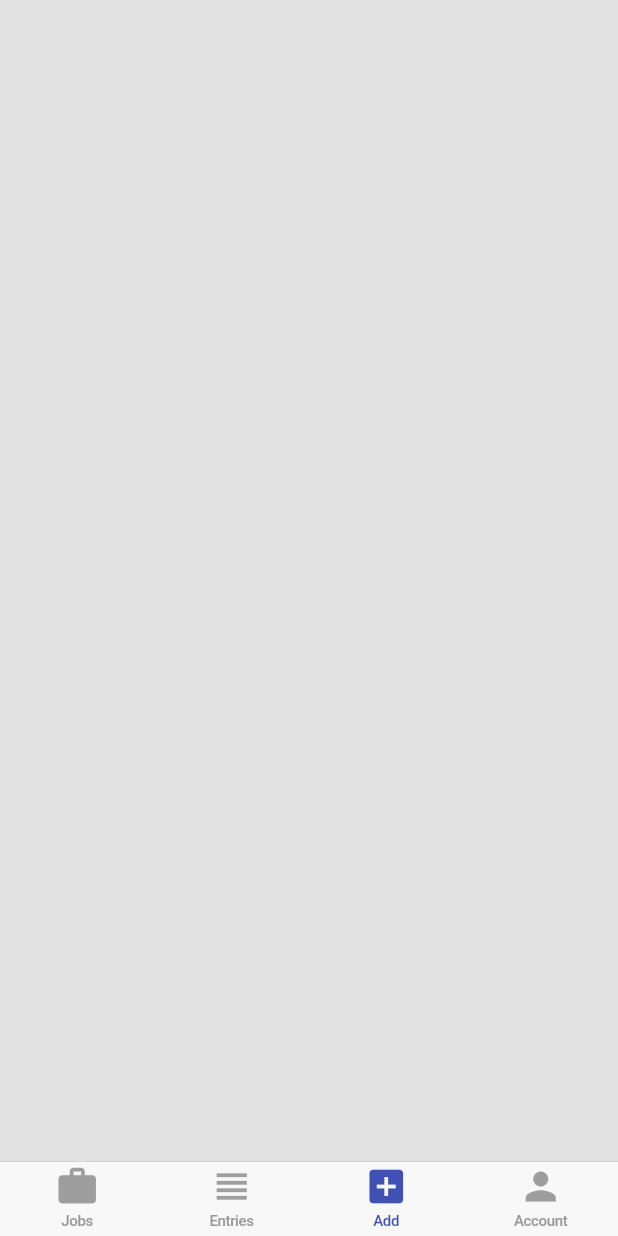
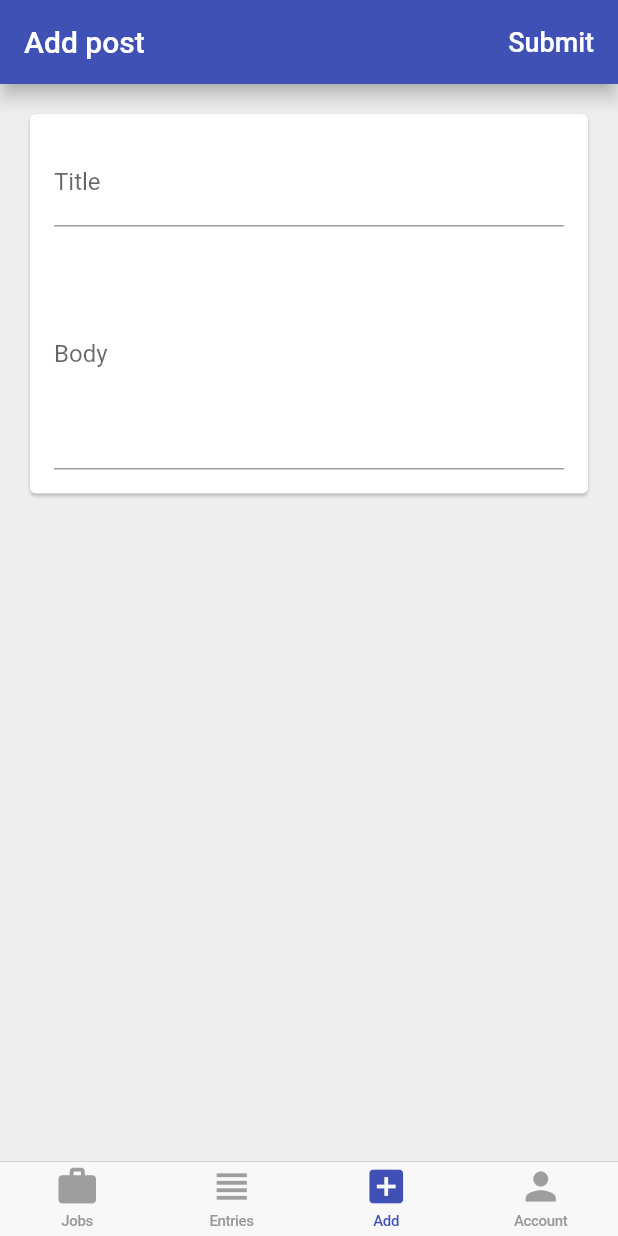
Before and after one commit to dev-tatsuya/SimpleSns, a Flutter app: the screen it shows once a user with an empty profile is signed in, item 3 of the bottom bar chosen, on a phone screen of 412 x 824 dp. Run offline on Flutter 3.47's test engine with Material 2 defaults, Android fonts, the phone set to English and light mode, and no system bars; our stand-ins replace cloud_firestore, firebase_auth; accounts and stored records are empty.

Commit message:
postの追加を実装

```diff
--- /dev/null
+++ b/lib/app/main/add/add_page.dart
@@ -0,0 +1,104 @@
+import 'package:flutter/material.dart';
+import 'package:provider/provider.dart';
+import 'package:simple_sns/app/main/models/post.dart';
+import 'package:simple_sns/common_widgets/platform_alert_dialog.dart';
+import 'package:simple_sns/services/auth.dart';
+import 'package:simple_sns/services/database.dart';
+
+class AddPage extends StatefulWidget {
+
+  @override
+  _AddPageState createState() => _AddPageState();
+}
+
+class _AddPageState extends State<AddPage> {
+  final _formKey = GlobalKey<FormState>();
+
+  String _title;
+  String _body;
+
+  bool _validateAndSaveForm() {
+    final form = _formKey.currentState;
+    if (form.validate()) {
+      form.save();
+      return true;
+    }
+    return false;
+  }
+
+  Future<void> _submit(Database database) async {
+    if (_validateAndSaveForm()) {
+      final id = documentIdFromCurrentDate();
+      final post = Post(id: id, title: _title, body: _body);
+      await database.setPost(post);
+    } else {
+      PlatformAlertDialog(
+        title: 'Title or Body is null',
+        content: 'Please write something',
+        defaultActionText: 'OK',
+      ).show(context);
+    }
+  }
+
+  @override
+  Widget build(BuildContext context) {
+    final database = Provider.of<Database>(context);
+    return Scaffold(
+      appBar: AppBar(
+        elevation: 5,
+        title: Text("Add post"),
+        actions: <Widget>[
+          FlatButton(
+            child: Text("Submit", style: TextStyle(fontSize: 18, color: Colors.white),),
+            onPressed: () => _submit(database),
+          )
+        ],
+      ),
+      body: _buildContents(),
+      backgroundColor: Colors.grey[200],
+    );
+  }
+
+  Widget _buildContents() {
+    return SingleChildScrollView(
+      child: Padding(
+        padding: const EdgeInsets.all(16.0),
+        child: Card(
+          child: Padding(
+            padding: const EdgeInsets.all(16.0),
+            child: _buildForm(),
+          ),
+        ),
+      ),
+    );
+  }
+
+  Widget _buildForm() {
+    return Form(
+      key: _formKey,
+      child: Column(
+        crossAxisAlignment: CrossAxisAlignment.stretch,
+        children: _buildFormChildren(),
+      ),
+    );
+  }
+
+  List<Widget> _buildFormChildren() {
+    return [
+      TextFormField(
+        decoration: InputDecoration(labelText: 'Title'),
+        initialValue: _title,
+        validator: (value) => value.isNotEmpty ? null : 'Title can\'t be empty',
+        onSaved: (value) => _title = value,
+      ),
+      SizedBox(height: 8,),
+      TextFormField(
+        maxLines: 6,
+        decoration: InputDecoration(labelText: 'Body'),
+        initialValue: _body,
+        validator: (value) => value.isNotEmpty ? null : 'Body can\'t be empty',
+        onSaved: (value) => _body = value,
+      ),
+    ];
+  }
+}
--- a/lib/app/main/main_page.dart
+++ b/lib/app/main/main_page.dart
@@ -1,5 +1,6 @@
 import 'package:flutter/material.dart';
 import 'package:simple_sns/app/main/account/account_page.dart';
+import 'package:simple_sns/app/main/add/add_page.dart';
 import 'package:simple_sns/app/main/cupertino_main_scaffold.dart';
 import 'package:simple_sns/app/main/tab_item.dart';
 
@@ -21,7 +22,7 @@ class _MainPageState extends State<MainPage> {
     return {
       TabItem.jobs: (_) => Container(),
       TabItem.entries: (context) => Container(),
-      TabItem.add: (_) => Container(),
+      TabItem.add: (_) => AddPage(),
       TabItem.account: (_) => AccountPage(),
     };
   }
--- /dev/null
+++ b/lib/app/main/models/post.dart
@@ -0,0 +1,30 @@
+
+import 'package:flutter/foundation.dart';
+
+class Post {
+  Post({@required this.id, @required this.title, @required this.body});
+  final String id;
+  final String title;
+  final String body;
+
+  factory Post.fromMap(Map<String, dynamic> data, String documentId) {
+    if (data == null) {
+      return null;
+    }
+    final String title = data['title'];
+    final String body = data['body'];
+    return Post(
+        id: documentId,
+        title: title,
+        body: body
+    );
+  }
+
+  Map<String, dynamic> toMap() {
+    return {
+      'title': title,
+      'body': body,
+    };
+  }
+
+}
--- a/lib/services/api_path.dart
+++ b/lib/services/api_path.dart
@@ -8,4 +8,6 @@ class APIPath {
   static String entries(String uid) => 'users/$uid/entries';
 
   static String user(String uid) => 'users/$uid';
+
+  static String post(String uid, String postId) => 'users/$uid/posts/$postId';
 }
--- a/lib/services/database.dart
+++ b/lib/services/database.dart
@@ -1,6 +1,7 @@
 import 'dart:async';
 
 import 'package:meta/meta.dart';
+import 'package:simple_sns/app/main/models/post.dart';
 import 'package:simple_sns/services/api_path.dart';
 import 'package:simple_sns/services/auth.dart';
 import 'package:simple_sns/services/firestore_service.dart';
@@ -11,6 +12,14 @@ abstract class Database {
   Future<void> deleteUser(User user);
 
   Stream<User> userStream();
+
+  Future<void> setPost(Post post);
+
+  Future<void> deletePost(Post post);
+
+  Stream<Post> postStream({@required String postId});
+
+  Stream<List<Post>> postsStream();
 }
 
 String documentIdFromCurrentDate() => DateTime.now().toIso8601String();
@@ -38,4 +47,28 @@ class FirestoreDatabase implements Database {
         path: APIPath.user(uid),
         builder: (data, _) => User.fromMap(data, uid),
       );
+
+  @override
+  Future<void> deletePost(Post post) {
+    // TODO: implement deletePost
+    return null;
+  }
+
+  @override
+  Stream<Post> postStream({String postId}) {
+    // TODO: implement postStream
+    return null;
+  }
+
+  @override
+  Stream<List<Post>> postsStream() {
+    // TODO: implement postsStream
+    return null;
+  }
+
+  @override
+  Future<void> setPost(Post post) async => await _service.setData(
+        path: APIPath.post(uid, post.id),
+        data: post.toMap(),
+      );
 }
```
